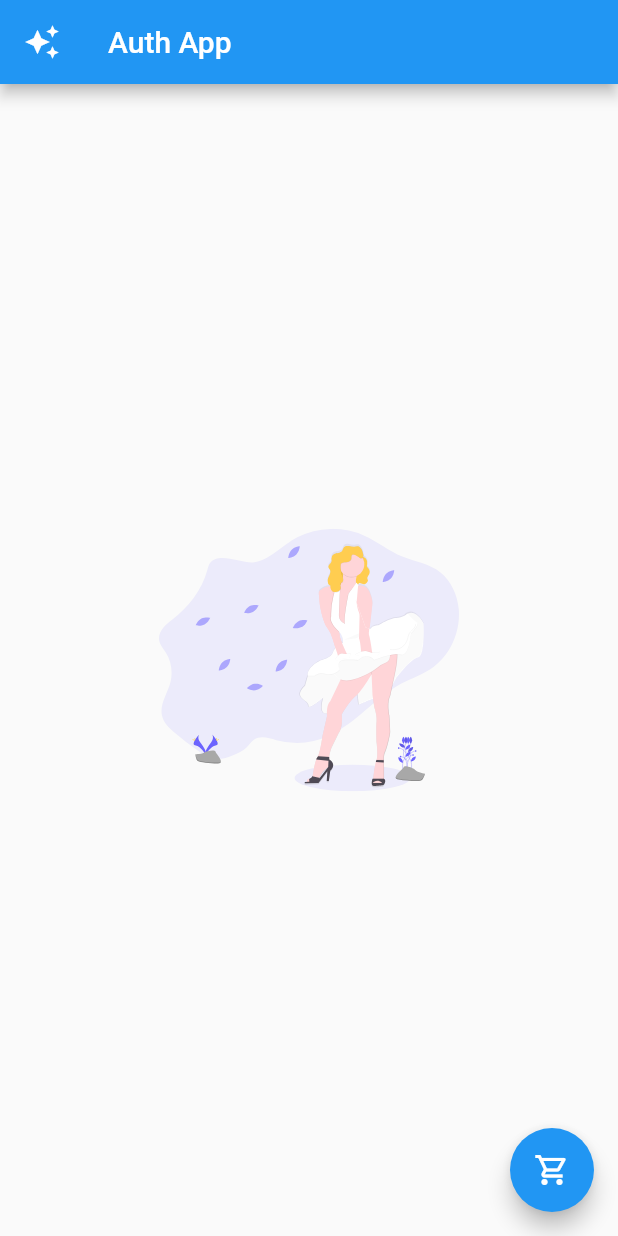
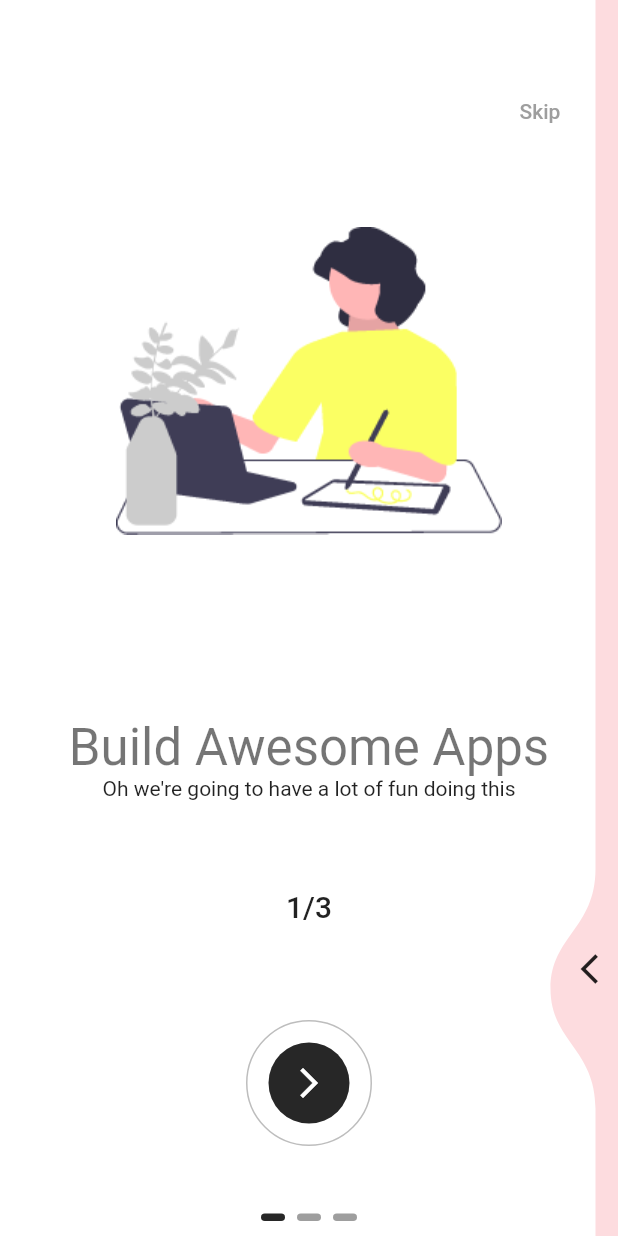
Before and after one commit to nangahamandine/auth, a Flutter app: the screen it shows after launch, on a phone screen of 412 x 824 dp. Run offline on Flutter 3.47's test engine with Material 2 defaults, Android fonts, the phone set to English and light mode, and no system bars; drawn by our look-alikes of liquid_swipe, smooth_page_indicator; our stand-ins replace flutter_svg, google_fonts.

Commit message:
Recent additions

```diff
--- a/lib/main.dart
+++ b/lib/main.dart
@@ -1,3 +1,5 @@
+import 'package:auth/src/features/authentication/screens/onboarding_screen/onboarding_screen.dart';
+import 'package:auth/src/features/authentication/screens/splash_screen/splash_screen.dart';
 import 'package:auth/src/utils/theme/theme.dart';
 import 'package:flutter/material.dart';
 import 'package:flutter_svg/flutter_svg.dart';
@@ -16,21 +18,7 @@ class MyApp extends StatelessWidget {
       theme: AppTheme.lightTheme,
       darkTheme: AppTheme.darkTheme,
       themeMode: ThemeMode.system,
-      home: MyHomePage(),
+      home: OnBoardingScreen(),
     );
   }
 }
-
-class MyHomePage extends StatelessWidget {
-  const MyHomePage({Key? key}) : super(key: key);
-
-  @override
-  Widget build(BuildContext context) {
-    return Scaffold(
-      appBar: AppBar(title: const Text("Auth App"), leading: const Icon(Icons.auto_awesome),),
-      floatingActionButton: FloatingActionButton(onPressed: () {},
-      child: const Icon(Icons.shopping_cart_outlined),),
-      body: Center(child: SvgPicture.asset('assets/images/marilyn.svg', width: 200, height: 200,),)
-    );
-  }
-}
--- /dev/null
+++ b/lib/src/constants/colors.dart
@@ -0,0 +1,16 @@
+import 'dart:ui';
+
+import 'package:flutter/material.dart';
+
+
+const PrimaryColor = Color(0xFF0000FF);
+const SecondaryColor = Color(0xFF272727);
+const AccentColor = Color(0xFFFFFF00);
+
+const CardBgColor = Color(0xFFF7F6F1);
+const WhiteColor = Color(0xFFF7F6F1);
+const DarkColor = Color(0xFF000000);
+
+const OnboardingPage1Color = Colors.white;
+const OnboardingPage2Color = Color(0xFFFDDCDF);
+const OnboardingPage3Color = Color(0xFFFFDCBD);
--- /dev/null
+++ b/lib/src/constants/image_strings.dart
@@ -0,0 +1,9 @@
+
+
+const String SplashTopIcon = "assets/images/splash1.png";
+const String SplashImage = "assets/images/splash2.png";
+
+
+const String OnboardingImage1 = "assets/images/onboarding1.png";
+const String OnboardingImage2 = "assets/images/onboarding2.png";
+const String OnboardingImage3 = "assets/images/onboarding3.png";
--- /dev/null
+++ b/lib/src/constants/sizes.dart
@@ -0,0 +1,3 @@
+
+const DefaultSize = 30.0;
+const SplashContainerSize = 30.0;
--- /dev/null
+++ b/lib/src/constants/text_strings.dart
@@ -0,0 +1,15 @@
+
+
+const String AppName = "Auth";
+const String AppTagLine = "Build Tomorrow Today";
+
+
+const String OnboardingTitle1 = "Build Awesome Apps";
+const String OnboardingTitle2 = "It Only Gets Better";
+const String OnboardingTitle3 = "The Future Is Here";
+const String OnboardingSubTitle1 = "Oh we're going to have a lot of fun doing this";
+const String OnboardingSubTitle2 = "Oh we're going to have a lot of fun doing this";
+const String OnboardingSubTitle3 = "Oh we're going to have a lot of fun doing this";
+const String OnboardingCounter1 = "1/3";
+const String OnboardingCounter2 = "2/3";
+const String OnboardingCounter3 = "3/3";
--- /dev/null
+++ b/lib/src/features/authentication/controllers/splash_screen_controller.dart
@@ -0,0 +1,5 @@
+import 'package:flutter/material.dart';
+
+class SplashScreenController {
+
+}
--- /dev/null
+++ b/lib/src/features/authentication/models/onboarding_model.dart
@@ -0,0 +1,20 @@
+import 'dart:ui';
+
+class OnBoardingModel {
+  final String image;
+  final String title;
+  final String subTitle;
+  final String counterText;
+  final Color bgColor;
+  final double height;
+
+  OnBoardingModel({
+    required this.image,
+    required this.title,
+    required this.subTitle,
+    required this.counterText,
+    required this.bgColor,
+    required this.height,
+});
+
+}
--- /dev/null
+++ b/lib/src/features/authentication/screens/onboarding_screen/onboarding_page_widget.dart
@@ -0,0 +1,35 @@
+import 'package:flutter/material.dart';
+
+import '../../../../constants/sizes.dart';
+import '../../models/onboarding_model.dart';
+
+class OnBoardingPageWidget extends StatelessWidget {
+  const OnBoardingPageWidget({
+    super.key,
+    required this.model,
+  });
+
+  final OnBoardingModel model;
+
+  @override
+  Widget build(BuildContext context) {
+    return Container(
+      padding: EdgeInsets.all(DefaultSize),
+      color: model.bgColor,
+      child: Column(
+        mainAxisAlignment: MainAxisAlignment.spaceEvenly,
+        children: [
+          Image(image: AssetImage(model.image), height: model.height * 0.4,),
+          Column(
+            children: [
+              Text(model.title, style: Theme.of(context).textTheme.headline4,),
+              Text(model.subTitle, textAlign: TextAlign.center,),
+            ],
+          ),
+          Text(model.counterText, style: Theme.of(context).textTheme.headline6,),
+          SizedBox(height: 60.0,)
+        ],
+      ),
+    );
+  }
+}
--- /dev/null
+++ b/lib/src/features/authentication/screens/onboarding_screen/onboarding_screen.dart
@@ -0,0 +1,119 @@
+import 'package:auth/src/constants/colors.dart';
+import 'package:auth/src/constants/image_strings.dart';
+import 'package:auth/src/constants/text_strings.dart';
+import 'package:auth/src/features/authentication/models/onboarding_model.dart';
+import 'package:flutter/material.dart';
+import 'package:liquid_swipe/liquid_swipe.dart';
+import 'package:smooth_page_indicator/smooth_page_indicator.dart';
+import 'onboarding_page_widget.dart';
+
+class OnBoardingScreen extends StatefulWidget {
+  OnBoardingScreen({Key? key}) : super(key: key);
+
+  @override
+  State<OnBoardingScreen> createState() => _OnBoardingScreenState();
+}
+
+class _OnBoardingScreenState extends State<OnBoardingScreen> {
+  final controller = LiquidController();
+
+  int currentPage = 0;
+
+  @override
+  Widget build(BuildContext context) {
+    final size = MediaQuery.of(context).size;
+
+    final pages = [
+      OnBoardingPageWidget(
+        model: OnBoardingModel(
+          image: OnboardingImage1,
+          title: OnboardingTitle1,
+          subTitle: OnboardingSubTitle1,
+          counterText: OnboardingCounter1,
+          height: size.height,
+          bgColor: OnboardingPage1Color,
+        ),
+      ),
+      OnBoardingPageWidget(
+        model: OnBoardingModel(
+          image: OnboardingImage2,
+          title: OnboardingTitle2,
+          subTitle: OnboardingSubTitle2,
+          counterText: OnboardingCounter2,
+          height: size.height,
+          bgColor: OnboardingPage2Color,
+        ),
+      ),
+      OnBoardingPageWidget(
+        model: OnBoardingModel(
+          image: OnboardingImage3,
+          title: OnboardingTitle3,
+          subTitle: OnboardingSubTitle3,
+          counterText: OnboardingCounter3,
+          height: size.height,
+          bgColor: OnboardingPage3Color,
+        ),
+      )
+    ];
+
+    return Scaffold(
+      body: Stack(
+        alignment: Alignment.center,
+        children: [
+          LiquidSwipe(
+            pages: pages,
+            liquidController: controller,
+            onPageChangeCallback: onPageChangedCallback,
+            slideIconWidget: Icon(Icons.arrow_back_ios),
+            enableSideReveal: true,
+          ),
+          Positioned(
+            bottom: 60.0,
+            child: OutlinedButton(
+              onPressed: (){
+                int nextPage = controller.currentPage + 1;
+                controller.animateToPage(page: nextPage);
+              },
+              style: ElevatedButton.styleFrom(
+                side: const BorderSide(color: Colors.black26),
+                shape: const CircleBorder(),
+                padding: const EdgeInsets.all(15),
+                onPrimary: Colors.white,
+              ),
+              child: Container(
+                padding: const EdgeInsets.all(15),
+                decoration: const BoxDecoration(
+                  color: Color(0xFF272727), shape: BoxShape.circle
+                ),
+                child: const Icon(Icons.arrow_forward_ios),
+              ),
+          )
+          ),
+          Positioned(
+            top: 50,
+            right: 20,
+            child: TextButton(
+              onPressed: ()  => controller.jumpToPage(page: 2),
+              child: const Text("Skip", style: TextStyle(color: Colors.grey),))
+          ),
+          Positioned(
+            bottom: 10,
+            child: AnimatedSmoothIndicator(
+              count: 3,
+              activeIndex: controller.currentPage,
+              effect: const WormEffect(
+                activeDotColor: Color(0xFF272727),
+                dotHeight: 5.0,
+              ) ,
+          ))
+        ],
+      ),
+    );
+  }
+
+  void onPageChangedCallback(int activePageIndex) {
+    setState(() {
+      currentPage = activePageIndex;
+    });
+  }
+}
```
Also changed, not shown: lib/src/features/authentication/screens/splash_screen/splash_screen.dart (added, +61 -0 lines), pubspec.yaml (+11 -8 lines), assets/images/marilyn.png (deleted), assets/images/marilyn.svg (deleted), assets/images/onboarding1.png (added), assets/images/onboarding2.png (added), assets/images/onboarding3.png (added), assets/images/splash1.png (added), assets/images/splash2.png (added), lib/src/features/authentication/controllers/onboarding_controller.dart (added), lib/src/features/authentication/screens/welcome/welcome_screen.dart (added), pubspec.lock.
